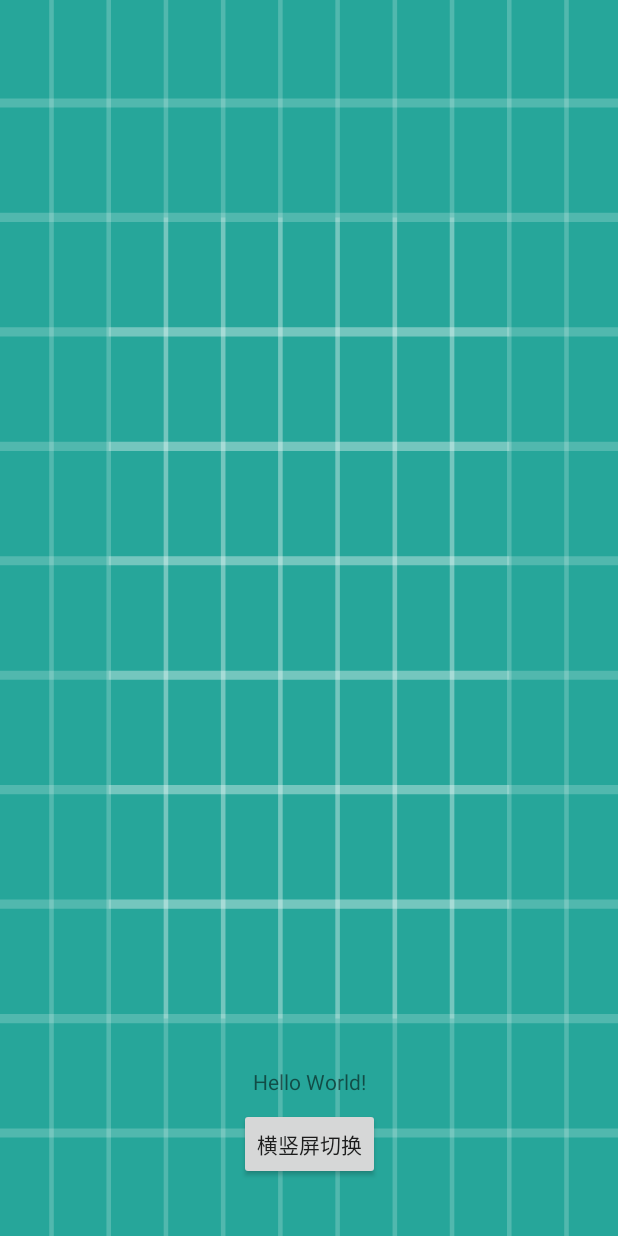
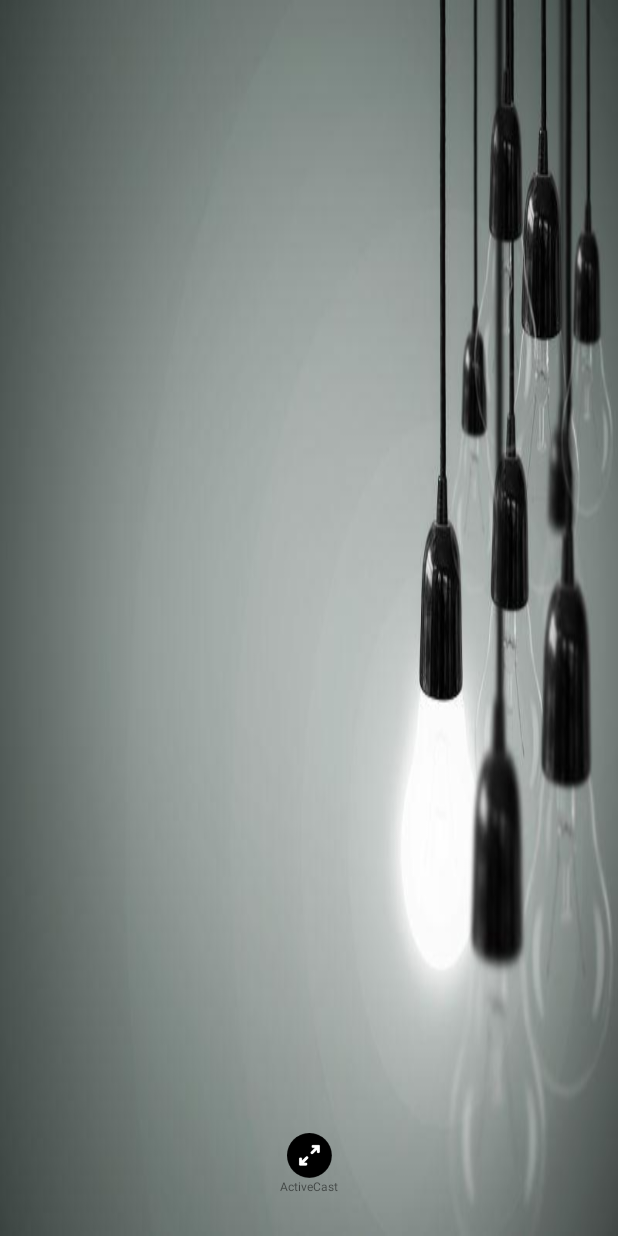
Before and after one commit to learb118/Demo1, an Android app: the layout activity_main.xml on its own in the app's theme, with its tools: preview values and no code run, on a phone screen of 412 x 824 dp. Run offline under Robolectric (Android 15) with nearby library versions, the phone set to English and light mode, and no system bars.

Commit message:
Demo5&Demo6: button function

```diff
--- a/app/build.gradle
+++ b/app/build.gradle
@@ -25,4 +25,5 @@ dependencies {
     testImplementation 'junit:junit:4.12'
     androidTestImplementation 'com.android.support.test:runner:1.0.2'
     androidTestImplementation 'com.android.support.test.espresso:espresso-core:3.0.2'
+    compile 'com.timmy.tdialog:tdialog:1.2.0'
 }
--- a/app/src/main/res/layout/activity_main.xml
+++ b/app/src/main/res/layout/activity_main.xml
@@ -2,8 +2,8 @@
 <android.support.constraint.ConstraintLayout xmlns:android="http://schemas.android.com/apk/res/android"
     xmlns:app="http://schemas.android.com/apk/res-auto"
     xmlns:tools="http://schemas.android.com/tools"
-    android:id="@+id/ll_title"
-    android:background="@drawable/ic_launcher_background"
+    android:id="@+id/layout_all"
+    android:background="@drawable/background"
     android:layout_width="match_parent"
     android:layout_height="match_parent"
     tools:context="com.nd.android.demo1.MainActivity">
@@ -12,27 +12,70 @@
         android:id="@+id/textView"
         android:layout_width="wrap_content"
         android:layout_height="wrap_content"
-        android:layout_marginBottom="8dp"
         android:layout_marginEnd="8dp"
         android:layout_marginStart="8dp"
-        android:text="Hello World!"
-        app:layout_constraintBottom_toTopOf="@+id/button"
+        android:text="ActiveCast"
+        android:textSize="8sp"
         app:layout_constraintEnd_toEndOf="parent"
-        app:layout_constraintStart_toStartOf="parent" />
+        app:layout_constraintStart_toStartOf="parent"
+        app:layout_constraintTop_toBottomOf="@+id/btn_activecase"
+        tools:ignore="MissingConstraints" />
 
     <Button
-        android:id="@+id/button"
-        android:layout_width="wrap_content"
-        android:layout_height="wrap_content"
+        android:id="@+id/btn_activecase"
+        android:layout_width="30dp"
+        android:layout_height="30dp"
         android:layout_marginBottom="8dp"
         android:layout_marginEnd="8dp"
         android:layout_marginStart="8dp"
         android:layout_marginTop="8dp"
-        android:text="横竖屏切换"
+        android:background="@drawable/expand_icon"
         app:layout_constraintBottom_toBottomOf="parent"
         app:layout_constraintEnd_toEndOf="parent"
         app:layout_constraintStart_toStartOf="parent"
         app:layout_constraintTop_toTopOf="parent"
         app:layout_constraintVertical_bias="0.961" />
 
+    <LinearLayout
+        android:layout_width="300dp"
+        android:layout_height="172dp"
+        android:layout_gravity="center"
+        android:layout_marginEnd="8dp"
+        android:layout_marginStart="8dp"
+        android:layout_marginTop="132dp"
+        android:background="@drawable/casting_placeholder"
+        android:orientation="vertical"
+        android:id="@+id/layout_image"
+        android:visibility="gone"
+        app:layout_constraintEnd_toEndOf="parent"
+        app:layout_constraintStart_toStartOf="parent"
+        app:layout_constraintTop_toTopOf="parent"
+        tools:ignore="MissingConstraints">
+
+        <LinearLayout
+            android:layout_weight="1"
+            android:layout_width="match_parent"
+            android:layout_height="0dp">
+
+        </LinearLayout>
+
+        <LinearLayout
+            android:layout_weight="0.2"
+            android:layout_height="0dp"
+            android:layout_width="match_parent">
+
+            <Button
+                android:id="@+id/btn_close"
+                android:layout_width="17dp"
+                android:layout_height="16dp"
+                android:layout_marginLeft="270dp"
+                android:background="@drawable/close" />
+
+        </LinearLayout>
+
+
+    </LinearLayout>
+
+
+
 </android.support.constraint.ConstraintLayout>
```
Also changed, not shown: app/src/main/java/com/nd/android/demo1/ImageDiaologFragment.java (+22 -1 lines), app/src/main/java/com/nd/android/demo1/MainActivity.java (+50 -6 lines), app/src/main/res/layout/imagedialog.xml (+32 -18 lines), app/src/main/res/drawable/background.jpg (added), app/src/main/res/drawable/close.png (added), app/src/main/res/drawable/expand_icon.png (added).
